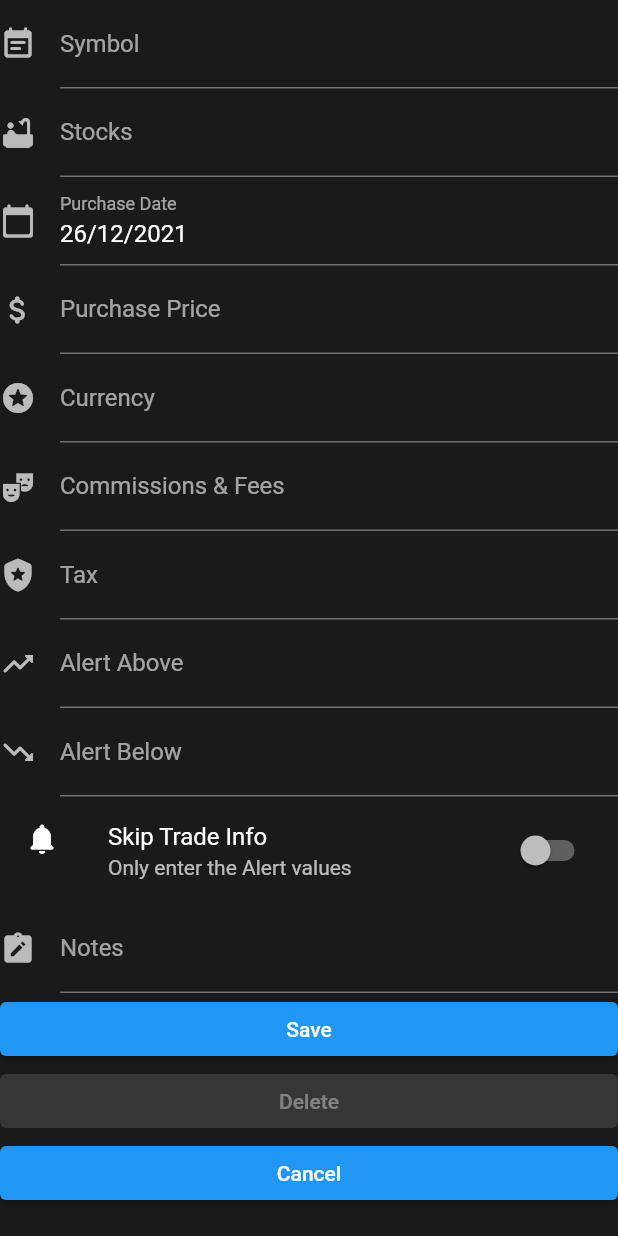
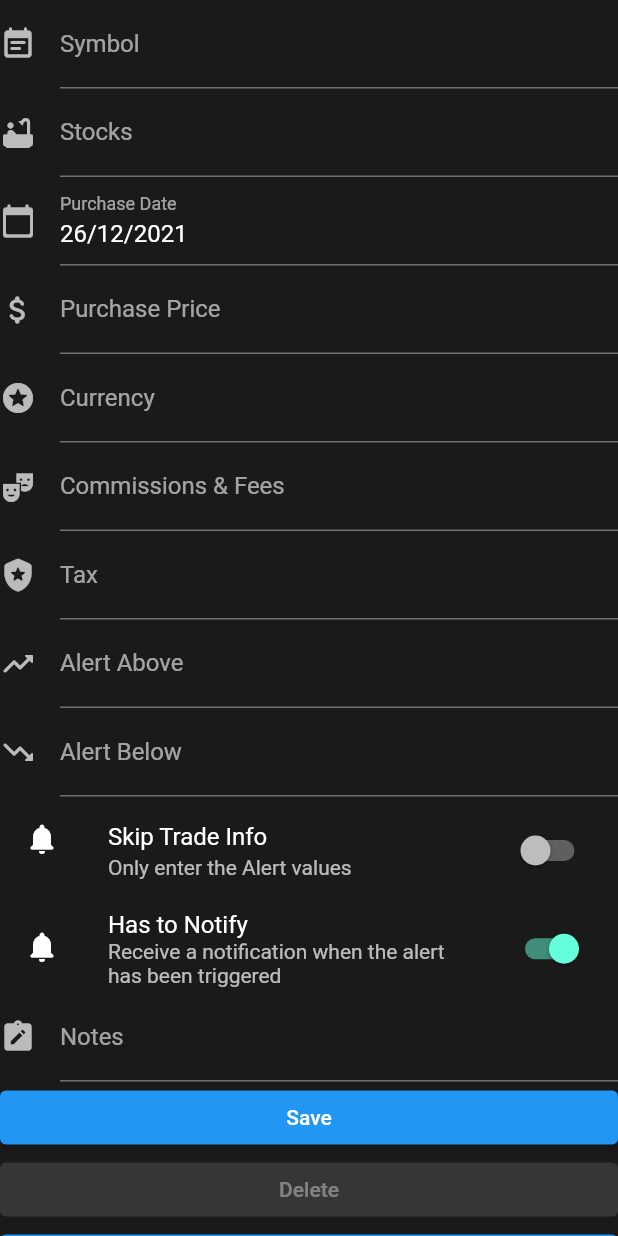
Before and after one commit to patrisiu/stockmeter, a Flutter app: the StockFormWidget widget shown alone on an empty page, opened directly, on a phone screen of 412 x 824 dp. Run offline on Flutter 3.47's test engine with Material 2 defaults, Android fonts, the phone set to English and light mode, and no system bars; our stand-ins replace firebase_auth, firebase_core, flutter_local_notifications, get_it, google_sign_in, shared_preferences; missing offline and left inert: app_settings, workmanager; accounts and stored records are empty.

Commit message:
Added launch notification per stock when enabled

```diff
--- a/lib/builders/stock_builder.dart
+++ b/lib/builders/stock_builder.dart
@@ -13,6 +13,8 @@ class StockBuilder {
     stock.tax = double.tryParse(row.elementAt(index++));
     stock.alertAbove = double.tryParse(row.elementAt(index++));
     stock.alertBelow = double.tryParse(row.elementAt(index++));
+    stock.hasToNotify =
+        row.elementAt(index++).toString().toUpperCase() == 'TRUE';
     stock.purchaseCapital = double.tryParse(row.elementAt(index++))!;
     stock.price = double.tryParse(row.elementAt(index++))!;
     stock.capitalValue = double.tryParse(row.elementAt(index++))!;
@@ -23,7 +25,7 @@ class StockBuilder {
     stock.grossProfitDay = double.tryParse(row.elementAt(index++))!;
     stock.netProfitDay = double.tryParse(row.elementAt(index++))!;
     stock.rowIndex = int.tryParse(row.elementAt(index++))!;
-    stock.notes = row.length == 20 ? row.elementAt(index++) : '';
+    stock.notes = row.length == 21 ? row.elementAt(index++) : '';
     return stock;
   }
 
@@ -47,6 +49,8 @@ class StockBuilder {
       '',
       // alertBelow
       '',
+      // hasToNotify
+      'TRUE',
       // purchaseCapital
       '0',
       // price
--- a/lib/configurations/constants.dart
+++ b/lib/configurations/constants.dart
@@ -2,7 +2,7 @@ class StockConstants {
   static const String appTitle = 'StockMeter';
   static const String mimeType = 'application/vnd.google-apps.spreadsheet';
   static const String fileName = 'com.patrisiu.stockmeter';
-  static const String apiKey = 'AIzaSyDkUql2gPdr8AvpVQSpB6tP_KL35AtGmC4';
+  static const String apiKey = 'AIzaSyCglma1HiRgyoM3uDrXFArXuaNUJzRwnV8';
 
   static const List<String> scopes = [
     'email',
--- a/lib/controllers/background_controller.dart
+++ b/lib/controllers/background_controller.dart
@@ -187,8 +187,9 @@ class BackgroundController {
   }
 
   bool _satisfiesShowNotification(Stock stock) =>
-      (stock.alertBelow != 0 && stock.price <= stock.alertBelow!) ||
-      (stock.alertAbove != 0 && stock.price >= stock.alertAbove!);
+      stock.hasToNotify &&
+      ((stock.alertBelow != 0 && stock.price <= stock.alertBelow!) ||
+          (stock.alertAbove != 0 && stock.price >= stock.alertAbove!));
 
   List<String> _convertStocksToMessage(List<Stock> stocks) {
     final symbols = stocks.map((e) => e.symbol).toSet();
--- a/lib/daos/stock_dao.dart
+++ b/lib/daos/stock_dao.dart
@@ -12,6 +12,7 @@ class StockDAO {
   String? tax;
   String? alertAbove;
   String? alertBelow;
+  late bool hasToNotify;
   String? notes;
   late int _rowIndex;
 
@@ -25,6 +26,7 @@ class StockDAO {
     tax = stock.tax?.toString();
     alertAbove = stock.alertAbove?.toString();
     alertBelow = stock.alertBelow?.toString();
+    hasToNotify = stock.hasToNotify;
     notes = stock.notes;
     _rowIndex = stock.rowIndex;
   }
@@ -47,7 +49,8 @@ class StockDAO {
       '"$fees", '
       '"$tax", '
       '"$alertAbove", '
-      '"$alertBelow"'
+      '"$alertBelow", '
+      '"$hasToNotify"'
       ']]}';
 
   String rowCalculatedValues(int rowIndex) => '{"values": [['
--- a/lib/models/stock.dart
+++ b/lib/models/stock.dart
@@ -8,6 +8,7 @@ class Stock {
   double? tax;
   double? alertAbove;
   double? alertBelow;
+  late bool hasToNotify;
   late double purchaseCapital;
   late double price;
   late double capitalValue;
--- a/lib/notifications/background_notification.dart
+++ b/lib/notifications/background_notification.dart
@@ -21,7 +21,7 @@ class BackgroundNotification {
     // Show a notification after every 15 minute with the first
     // appearance happening a minute after invoking the method
     var androidPlatformChannelSpecifics = new AndroidNotificationDetails(
-        'your channel id', 'your channel name', 'your channel description',
+        'your channel id', 'your channel name',
         importance: Importance.max, priority: Priority.high);
     var iOSPlatformChannelSpecifics = new IOSNotificationDetails();
 
@@ -55,7 +55,7 @@ class BackgroundNotification {
     // Show a notification after every 15 minute with the first
     // appearance happening a minute after invoking the method
     var androidPlatformChannelSpecifics = new AndroidNotificationDetails(
-        'your channel id', 'your channel name', 'your channel description',
+        'your channel id', 'your channel name',
         importance: Importance.max,
         priority: Priority.high,
         styleInformation: new InboxStyleInformation(body));
--- a/lib/services/google_sheets_service.dart
+++ b/lib/services/google_sheets_service.dart
@@ -57,7 +57,7 @@ class GoogleSheetsService {
       body: body,
     );
     if (response.statusCode != 200) {
-      throw Exception(response.body);
+      throw Exception(response.reasonPhrase);
     }
     return response.body;
   }
@@ -70,7 +70,7 @@ class GoogleSheetsService {
         headers: authHeaders,
         body: '{}');
     if (response.statusCode != 200) {
-      throw Exception(response.body);
+      throw Exception(response.reasonPhrase);
     }
   }
 }
--- a/lib/utils/sheet_data.dart
+++ b/lib/utils/sheet_data.dart
@@ -39,6 +39,7 @@ class SheetData {
         StockConstants.tax,
         StockConstants.alertAbove,
         StockConstants.alertBelow,
+        'Notify',
         StockConstants.purchaseCapital,
         StockConstants.price,
         StockConstants.capitalValue,
--- a/lib/widgets/stock/stock_form_widget.dart
+++ b/lib/widgets/stock/stock_form_widget.dart
@@ -24,6 +24,7 @@ class _StockFormWidgetState extends State<StockFormWidget> {
 
   late StockDAO _stockDAO = StockDAO(stock);
   late bool _onlyAlert = _stockDAO.stocks == '0';
+  late bool _hasToNotify = _stockDAO.hasToNotify;
   late bool _onPressedButton = false;
   late bool _onDeleteButton = false;
   late DateTime _dateTimePicked = _convertDateFromStock(_stockDAO.purchaseDate);
@@ -60,7 +61,6 @@ class _StockFormWidgetState extends State<StockFormWidget> {
           onTap: () => !_onlyAlert ? _onTapSelectDate(context) : null,
           child: AbsorbPointer(
               child: TextFormField(
-                  initialValue: _parseDateToString(_dateTimePicked),
                   keyboardType: TextInputType.datetime,
                   controller: _dateController,
                   decoration: InputDecoration(
@@ -76,7 +76,6 @@ class _StockFormWidgetState extends State<StockFormWidget> {
           decoration: InputDecoration(
               enabled: !_onlyAlert,
               icon: Icon(Icons.attach_money_rounded),
-              // hintText: ,
               labelText: StockConstants.purchasePrice),
           onSaved: (String? value) =>
               _stockDAO.purchasePrice = _setValueOrDefault(value),
@@ -87,7 +86,6 @@ class _StockFormWidgetState extends State<StockFormWidget> {
           decoration: InputDecoration(
               enabled: !_onlyAlert,
               icon: Icon(Icons.stars_rounded),
-              // hintText: ,
               labelText: StockConstants.currency),
           onSaved: (String? value) => _stockDAO.currency =
               value == null || value.isEmpty ? '-' : value.toUpperCase()),
@@ -140,6 +138,13 @@ class _StockFormWidgetState extends State<StockFormWidget> {
           subtitle: const Text('Only enter the Alert values'),
           trailing: Switch(
               value: _onlyAlert, onChanged: _onChangedAlertNotificationsOnly)),
+      ListTile(
+          leading: Icon(Icons.notifications_rounded),
+          title: const Text('Has to Notify'),
+          subtitle: const Text(
+              'Receive a notification when the alert has been triggered'),
+          trailing:
+              Switch(value: _hasToNotify, onChanged: _onChangedHasToNotify)),
       TextFormField(
           initialValue: _stockDAO.notes,
           keyboardType: TextInputType.text,
@@ -224,9 +229,7 @@ class _StockFormWidgetState extends State<StockFormWidget> {
 
   Future<void> _onPressedSave() async {
     if (_formKey.currentState!.validate()) {
-      setState(() {
-        _onPressedButton = true;
-      });
+      setState(() => _onPressedButton = true);
       _formKey.currentState!.save();
       await _saveStock();
       Navigator.pop(context);
@@ -249,19 +252,13 @@ class _StockFormWidgetState extends State<StockFormWidget> {
   Future<void> _onPressedDelete() async {
     await showDialog<bool>(
         context: context,
-        builder: (BuildContext context) {
-          return AlertDialog(
-            // shape: RoundedRectangleBorder(
-            // borderRadius: BorderRadius.circular(20.0)), //this right here
+        builder: (BuildContext context) => AlertDialog(
                 title: const Text('Delete action will not be reversible.'),
                 content: const Text('Do you want to proceed?'),
                 actions: <Widget>[
                   TextButton(
                       child: Text('No'),
-                onPressed: () {
-                  Navigator.of(context).pop();
-                },
-              ),
+                      onPressed: () => Navigator.of(context).pop()),
                   TextButton(
                       child: Text('Yes'),
                       onPressed: () {
@@ -270,11 +267,8 @@ class _StockFormWidgetState extends State<StockFormWidget> {
                           _onDeleteButton = true;
                         });
                         Navigator.of(context).pop();
-                },
-              ),
-            ],
-          );
-        });
+                      })
+                ]));
     if (_onDeleteButton) {
       await foregroundController.deleteStock(_stockDAO.rowIndex);
       await foregroundController.fetchStocks();
@@ -286,6 +280,13 @@ class _StockFormWidgetState extends State<StockFormWidget> {
   void _onChangedAlertNotificationsOnly(bool value) => setState(() {
         _onlyAlert = value;
       });
+
+  void _onChangedHasToNotify(bool value) {
+    _stockDAO.hasToNotify = value;
+    setState(() {
+      _hasToNotify = value;
+    });
+  }
 
   void _onTapSelectDate(BuildContext context) async {
     final DateTime? picked = await showDatePicker(
```
Also changed, not shown: lib/controllers/data_controller.dart (+6 -6 lines), lib/widgets/stock/stock_alert_card_widget.dart (+15 -3 lines), lib/widgets/stock/stock_trade_card_widget.dart (+16 -4 lines), pubspec.yaml (+6 -8 lines), pubspec.lock, 3 other files. Lines whose indentation alone changed are shown as unchanged.
